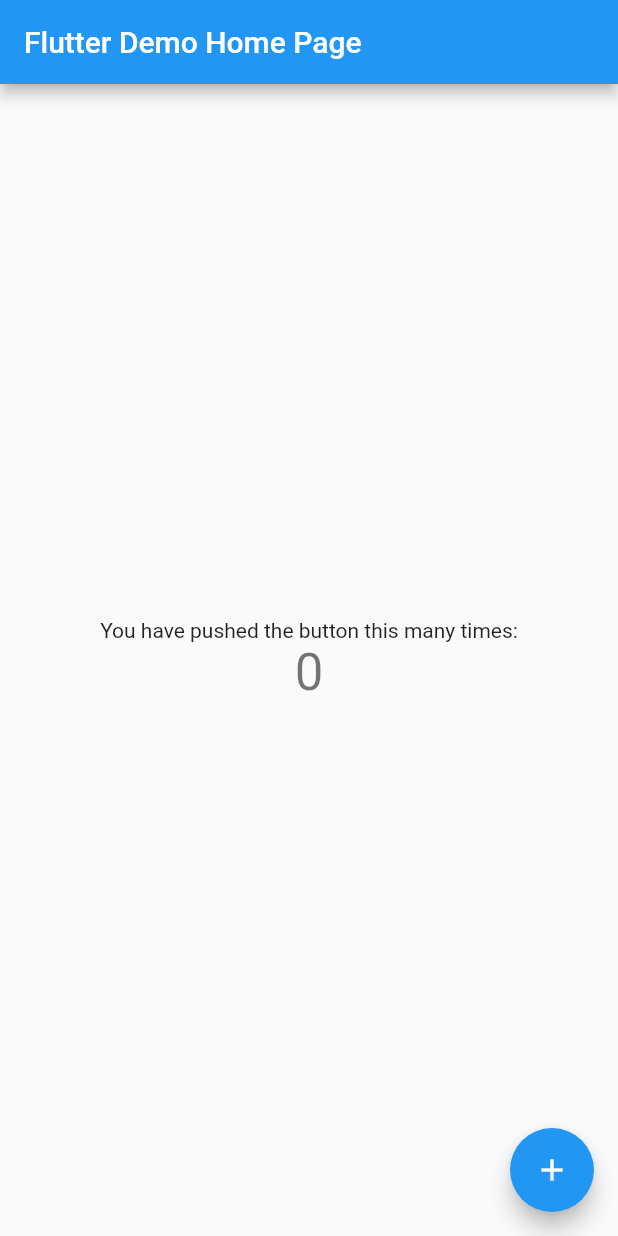
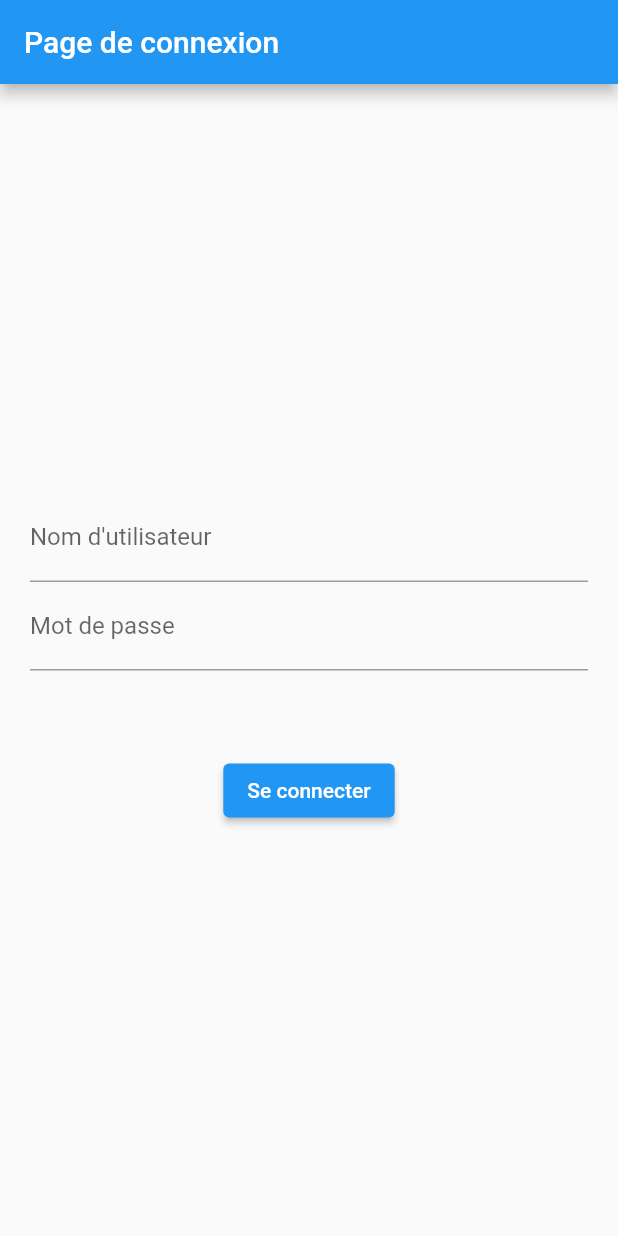
Before and after one commit to CorentinTalour/TalentApp, a Flutter app: the screen it shows after launch, on a phone screen of 412 x 824 dp. Run offline on Flutter 3.47's test engine with Material 2 defaults, Android fonts, the phone set to English and light mode, and no system bars.

Commit message:
Ajout page connexion

```diff
--- a/lib/main.dart
+++ b/lib/main.dart
@@ -1,115 +1,97 @@
 import 'package:flutter/material.dart';
 
 void main() {
-  runApp(const MyApp());
+  runApp(MyApp());
 }
 
 class MyApp extends StatelessWidget {
-  const MyApp({super.key});
-
-  // This widget is the root of your application.
   @override
   Widget build(BuildContext context) {
     return MaterialApp(
-      title: 'Flutter Demo',
+      title: 'Page de connexion',
       theme: ThemeData(
-        // This is the theme of your application.
-        //
-        // Try running your application with "flutter run". You'll see the
-        // application has a blue toolbar. Then, without quitting the app, try
-        // changing the primarySwatch below to Colors.green and then invoke
-        // "hot reload" (press "r" in the console where you ran "flutter run",
-        // or simply save your changes to "hot reload" in a Flutter IDE).
-        // Notice that the counter didn't reset back to zero; the application
-        // is not restarted.
         primarySwatch: Colors.blue,
       ),
-      home: const MyHomePage(title: 'Flutter Demo Home Page'),
+      home: LoginPage(),
     );
   }
 }
 
-class MyHomePage extends StatefulWidget {
-  const MyHomePage({super.key, required this.title});
-
-  // This widget is the home page of your application. It is stateful, meaning
-  // that it has a State object (defined below) that contains fields that affect
-  // how it looks.
-
-  // This class is the configuration for the state. It holds the values (in this
-  // case the title) provided by the parent (in this case the App widget) and
-  // used by the build method of the State. Fields in a Widget subclass are
-  // always marked "final".
-
-  final String title;
-
+class LoginPage extends StatefulWidget {
   @override
-  State<MyHomePage> createState() => _MyHomePageState();
+  _LoginPageState createState() => _LoginPageState();
 }
 
-class _MyHomePageState extends State<MyHomePage> {
-  int _counter = 0;
-
-  void _incrementCounter() {
-    setState(() {
-      // This call to setState tells the Flutter framework that something has
-      // changed in this State, which causes it to rerun the build method below
-      // so that the display can reflect the updated values. If we changed
-      // _counter without calling setState(), then the build method would not be
-      // called again, and so nothing would appear to happen.
-      _counter++;
-    });
-  }
+class _LoginPageState extends State<LoginPage> {
+  TextEditingController _usernameController = TextEditingController();
+  TextEditingController _passwordController = TextEditingController();
+  String _errorMessage = '';
 
   @override
   Widget build(BuildContext context) {
-    // This method is rerun every time setState is called, for instance as done
-    // by the _incrementCounter method above.
-    //
-    // The Flutter framework has been optimized to make rerunning build methods
-    // fast, so that you can just rebuild anything that needs updating rather
-    // than having to individually change instances of widgets.
     return Scaffold(
       appBar: AppBar(
-        // Here we take the value from the MyHomePage object that was created by
-        // the App.build method, and use it to set our appbar title.
-        title: Text(widget.title),
+        title: Text('Page de connexion'),
       ),
       body: Center(
-        // Center is a layout widget. It takes a single child and positions it
-        // in the middle of the parent.
+        child: Container(
+          padding: EdgeInsets.all(20),
           child: Column(
-          // Column is also a layout widget. It takes a list of children and
-          // arranges them vertically. By default, it sizes itself to fit its
-          // children horizontally, and tries to be as tall as its parent.
-          //
-          // Invoke "debug painting" (press "p" in the console, choose the
-          // "Toggle Debug Paint" action from the Flutter Inspector in Android
-          // Studio, or the "Toggle Debug Paint" command in Visual Studio Code)
-          // to see the wireframe for each widget.
-          //
-          // Column has various properties to control how it sizes itself and
-          // how it positions its children. Here we use mainAxisAlignment to
-          // center the children vertically; the main axis here is the vertical
-          // axis because Columns are vertical (the cross axis would be
-          // horizontal).
             mainAxisAlignment: MainAxisAlignment.center,
             children: <Widget>[
-            const Text(
-              'You have pushed the button this many times:',
+              TextField(
+                controller: _usernameController,
+                decoration: InputDecoration(
+                  labelText: 'Nom d\'utilisateur',
                 ),
+              ),
+              TextField(
+                controller: _passwordController,
+                obscureText: true,
+                decoration: InputDecoration(
+                  labelText: 'Mot de passe',
+                ),
+              ),
+              SizedBox(height: 20),
               Text(
-              '$_counter',
-              style: Theme.of(context).textTheme.headlineMedium,
+                _errorMessage,
+                style: TextStyle(color: Colors.red),
+              ),
+              SizedBox(height: 20),
+              ElevatedButton(
+                onPressed: () {
+                  if (_usernameController.text == 'Corentin' &&
+                      _passwordController.text == 'talour') {
+                    Navigator.push(
+                      context,
+                      MaterialPageRoute(builder: (context) => HomePage()),
+                    );
+                  } else {
+                    setState(() {
+                      _errorMessage = 'Nom d\'utilisateur ou mot de passe incorrect';
+                    });
+                  }
+                },
+                child: Text('Se connecter'),
               ),
             ],
           ),
         ),
-      floatingActionButton: FloatingActionButton(
-        onPressed: _incrementCounter,
-        tooltip: 'Increment',
-        child: const Icon(Icons.add),
-      ), // This trailing comma makes auto-formatting nicer for build methods.
+      ),
     );
   }
 }
+
+class HomePage extends StatelessWidget {
+  @override
+  Widget build(BuildContext context) {
+    return Scaffold(
+      appBar: AppBar(
+        title: Text('Nouvelle page'),
+      ),
+      body: Center(
+        child: Text('Vous êtes connecté'),
+      ),
+    );
+  }
+}
```
Also changed, not shown: 2 other files. Lines whose indentation alone changed are shown as unchanged.
